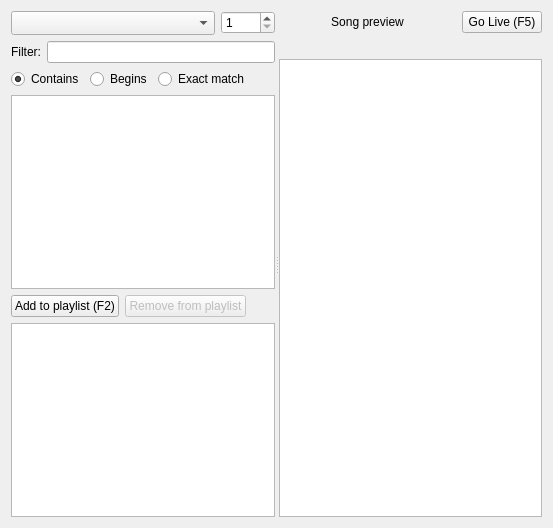
Above: src/songwidget.ui from SoftProjector/src before the change. Below: the same form after it.
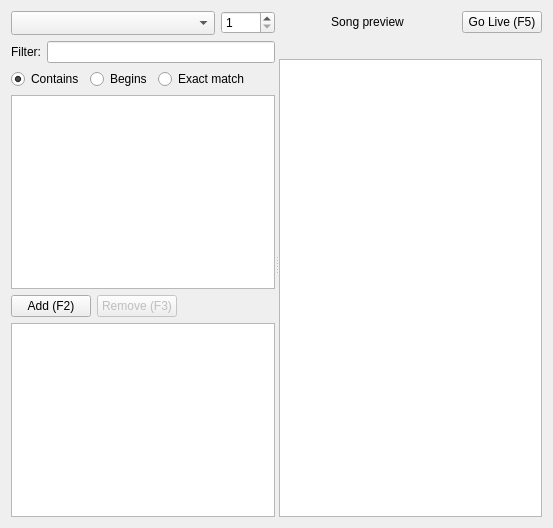
That is the form after the change. Icons and pictures are not drawn.

```diff
--- a/src/songwidget.ui
+++ b/src/songwidget.ui
@@ -191,7 +191,7 @@
             <string>Add the selected song to the playlist</string>
            </property>
            <property name="text">
-            <string>Add to playlist (F2)</string>
+            <string>Add (F2)</string>
            </property>
            <property name="icon">
             <iconset resource="softprojector.qrc">
@@ -211,7 +211,7 @@
             <string>Remove the selected song from the playlist</string>
            </property>
            <property name="text">
-            <string>Remove from playlist</string>
+            <string>Remove (F3)</string>
            </property>
            <property name="icon">
             <iconset resource="softprojector.qrc">
```
Left out of the diff: 3 changed lines with no effect on the pictures.
